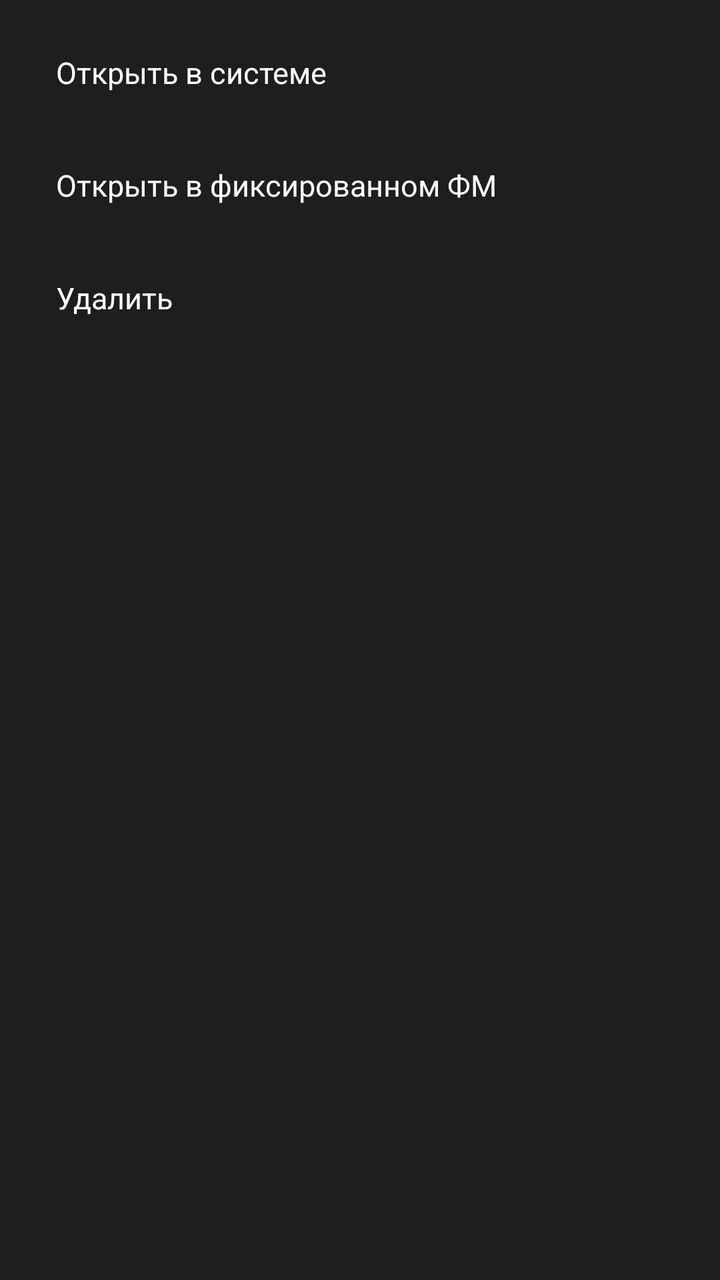
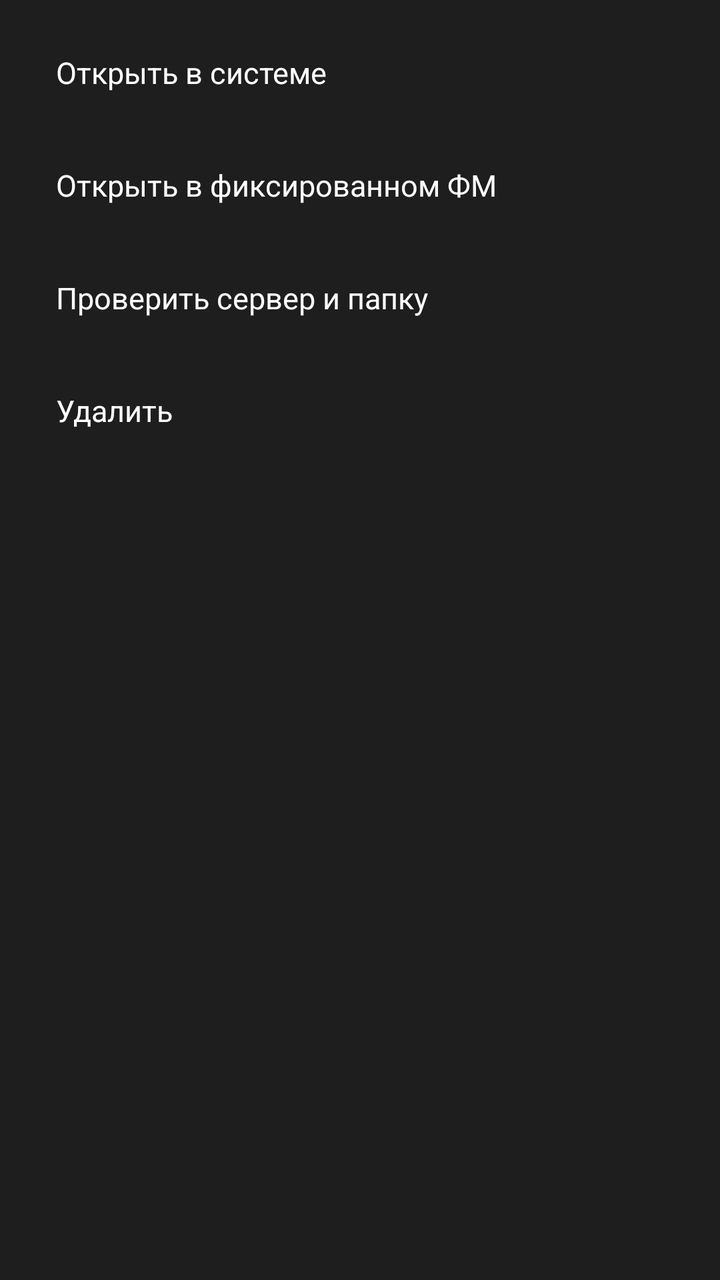

The first picture is an Android layout as it rendered before a commit; the second is the same layout after the commit. The layout source and the unified diff follow.
<!-- AndroidManifest.xml: application theme Theme.ShareCopy -->
<!-- res/layout/dialog_destination_actions.xml -->
<?xml version="1.0" encoding="utf-8"?>
<LinearLayout xmlns:android="http://schemas.android.com/apk/res/android"
    android:layout_width="300dp"
    android:layout_height="wrap_content"
    android:orientation="vertical"
    android:background="@color/surface"
    android:padding="8dp">

    <TextView
        android:id="@+id/actionOpenSystem"
        android:layout_width="match_parent"
        android:layout_height="wrap_content"
        android:background="@drawable/focusable_row_bg"
        android:paddingHorizontal="16dp"
        android:paddingVertical="14dp"
        android:layout_margin="4dp"
        android:focusable="true"
        android:clickable="true"
        android:text="@string/dest_action_open_system"
        android:textColor="@color/text_primary"
        android:textSize="15sp" />

    <TextView
        android:id="@+id/actionOpenFixedFm"
        android:layout_width="match_parent"
        android:layout_height="wrap_content"
        android:background="@drawable/focusable_row_bg"
        android:paddingHorizontal="16dp"
        android:paddingVertical="14dp"
        android:layout_margin="4dp"
        android:focusable="true"
        android:clickable="true"
        android:text="@string/dest_action_open_fixed_fm"
        android:textColor="@color/text_primary"
        android:textSize="15sp" />

    <TextView
        android:id="@+id/actionDelete"
        android:layout_width="match_parent"
        android:layout_height="wrap_content"
        android:background="@drawable/focusable_row_bg"
        android:paddingHorizontal="16dp"
        android:paddingVertical="14dp"
        android:layout_margin="4dp"
        android:focusable="true"
        android:clickable="true"
        android:text="@string/dest_action_delete"
        android:textColor="@color/text_primary"
        android:textSize="15sp" />

</LinearLayout>
<!-- resources referenced by this layout -->
<resources>
  <color name="surface">#1E1E1E</color>
  <color name="text_primary">#FFFFFF</color>
  <!-- drawable focusable_row_bg (drawable) -->
  <?xml version="1.0" encoding="utf-8"?>
  <selector xmlns:android="http://schemas.android.com/apk/res/android">
      <item android:state_focused="true">
          <shape android:shape="rectangle">
              <solid android:color="@color/focus_highlight" />
              <corners android:radius="8dp" />
          </shape>
      </item>
      <item android:state_pressed="true">
          <shape android:shape="rectangle">
              <solid android:color="@color/focus_highlight" />
              <corners android:radius="8dp" />
          </shape>
      </item>
      <item>
          <shape android:shape="rectangle">
              <solid android:color="@color/surface" />
              <corners android:radius="8dp" />
          </shape>
      </item>
  </selector>
  <string name="dest_action_delete">Удалить</string>
  <string name="dest_action_open_fixed_fm">Открыть в фиксированном ФМ</string>
  <string name="dest_action_open_system">Открыть в системе</string>
  <style name="Theme.ShareCopy" parent="Theme.MaterialComponents.DayNight.NoActionBar">
          <item name="colorPrimary">@color/accent</item>
          <item name="colorPrimaryDark">@color/bg</item>
          <item name="colorAccent">@color/accent</item>
          <item name="android:windowBackground">@color/bg</item>
      </style>
  <color name="focus_highlight">#2E7D32</color>
  <color name="accent">#4CAF50</color>
  <color name="bg">#121212</color>
</resources>

<!-- the commit's change to res/layout/dialog_destination_actions.xml (unified diff, before → after) -->
@@ -35,6 +35,20 @@
         android:textSize="15sp" />
 
     <TextView
+        android:id="@+id/actionTestRemote"
+        android:layout_width="match_parent"
+        android:layout_height="wrap_content"
+        android:background="@drawable/focusable_row_bg"
+        android:paddingHorizontal="16dp"
+        android:paddingVertical="14dp"
+        android:layout_margin="4dp"
+        android:focusable="true"
+        android:clickable="true"
+        android:text="@string/dest_action_test_remote"
+        android:textColor="@color/text_primary"
+        android:textSize="15sp" />
+
+    <TextView
         android:id="@+id/actionDelete"
         android:layout_width="match_parent"
         android:layout_height="wrap_content"
<!-- resource entries referenced after the edit -->
@@ -27,6 +27,7 @@
   <string name="dest_action_delete">Удалить</string>
   <string name="dest_action_open_fixed_fm">Открыть в фиксированном ФМ</string>
   <string name="dest_action_open_system">Открыть в системе</string>
+  <string name="dest_action_test_remote">Проверить сервер и папку</string>
   <style name="Theme.ShareCopy" parent="Theme.MaterialComponents.DayNight.NoActionBar">
           <item name="colorPrimary">@color/accent</item>
           <item name="colorPrimaryDark">@color/bg</item>
